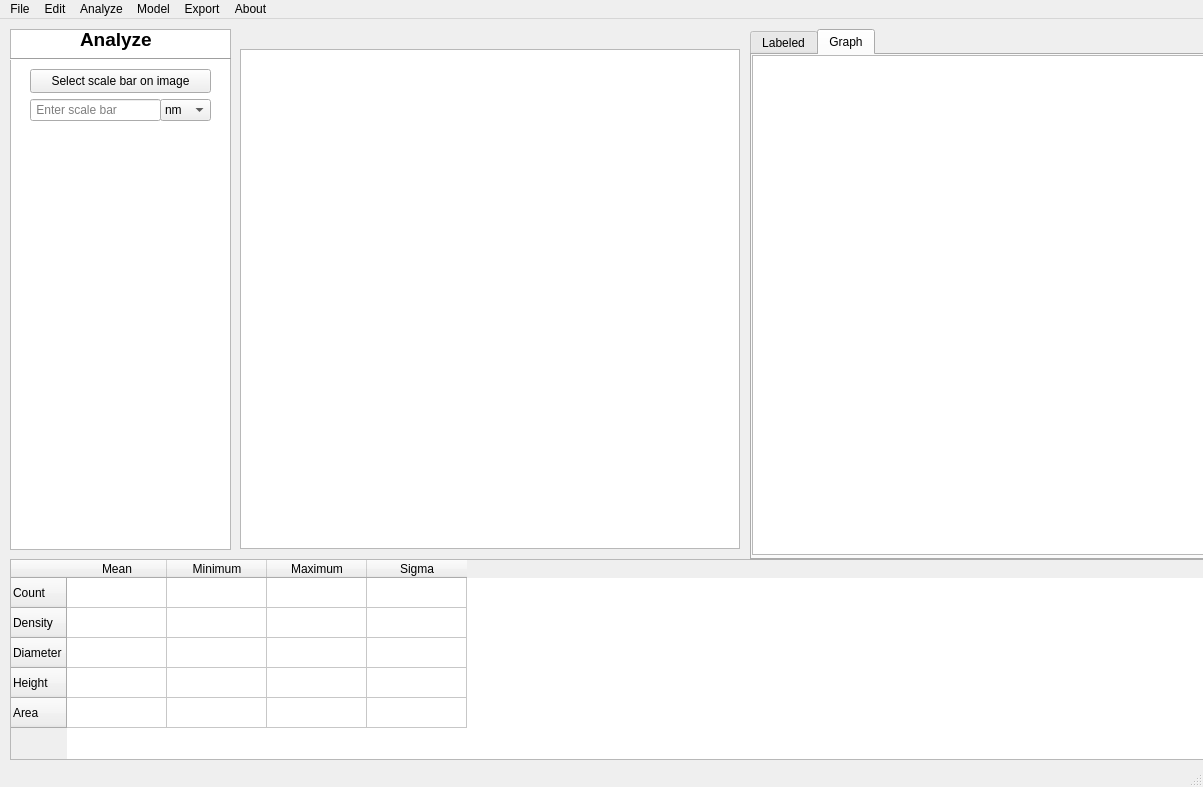
Before: the Qt Designer form src/gui/ui_designs/gui_prototype1.2_graphics_view.ui in Nikolajkng/NanoparticleAnalysis, drawn with Qt 5.
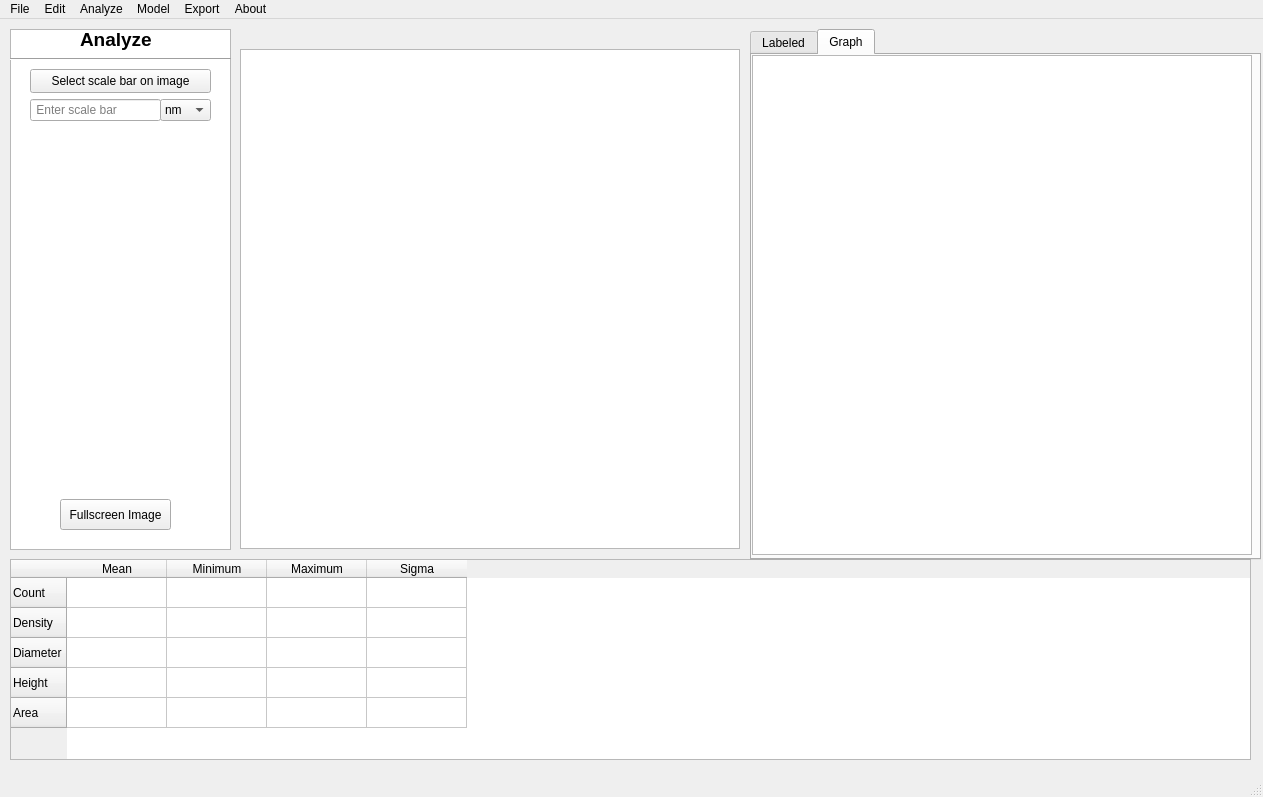
After: the same form once the commit is applied.

Commit message: New button to view segmentation and image in fullscreen

```diff
--- a/src/gui/ui_designs/gui_prototype1.2_graphics_view.ui
+++ b/src/gui/ui_designs/gui_prototype1.2_graphics_view.ui
@@ -6,8 +6,8 @@
    <rect>
     <x>0</x>
     <y>0</y>
-    <width>1203</width>
-    <height>787</height>
+    <width>1263</width>
+    <height>797</height>
    </rect>
   </property>
   <property name="sizePolicy">
@@ -353,14 +353,27 @@
      <string>Analyze</string>
     </property>
    </widget>
+   <widget class="QPushButton" name="fullscreen_image_button">
+    <property name="geometry">
+     <rect>
+      <x>60</x>
+      <y>480</y>
+      <width>111</width>
+      <height>31</height>
+     </rect>
+    </property>
+    <property name="text">
+     <string>Fullscreen Image</string>
+    </property>
+   </widget>
   </widget>
   <widget class="QMenuBar" name="menubar">
    <property name="geometry">
     <rect>
      <x>0</x>
      <y>0</y>
-     <width>1203</width>
-     <height>24</height>
+     <width>1263</width>
+     <height>21</height>
     </rect>
    </property>
    <widget class="QMenu" name="menu_file">
```
The commit also changes 2 other files.
